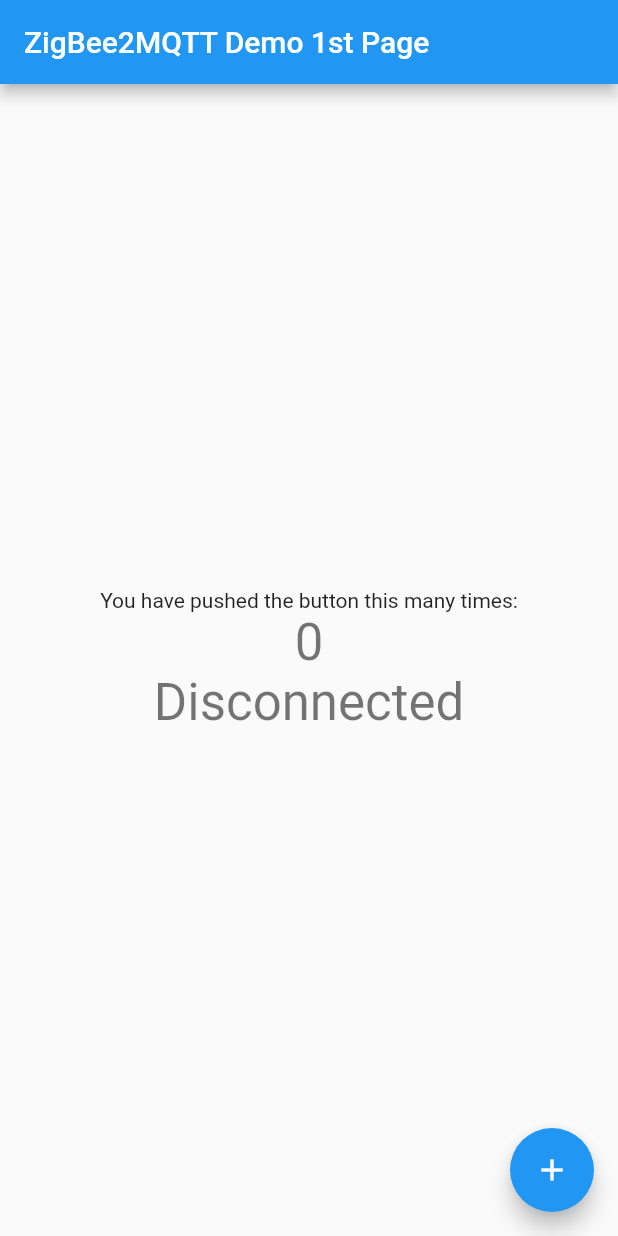
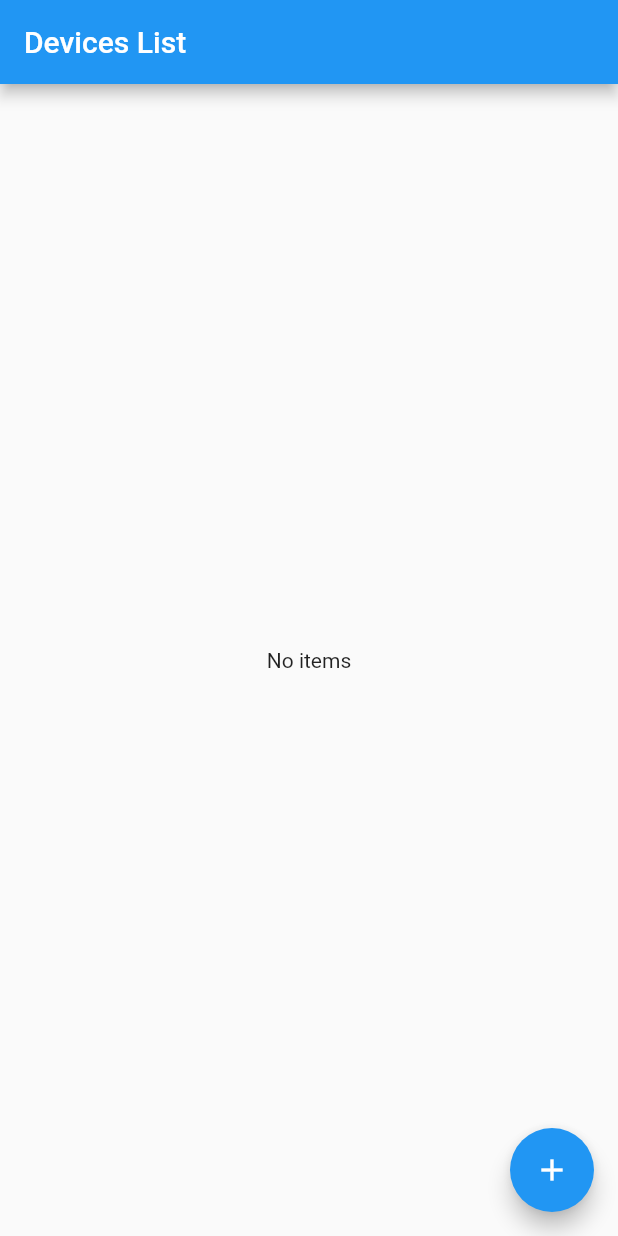
Before and after one commit to ysimonx/ZigBee2MQTT_Flutter, a Flutter app: the screen it shows after launch, on a phone screen of 412 x 824 dp. Run offline on Flutter 3.47's test engine with Material 2 defaults, Android fonts, the phone set to English and light mode, and no system bars; our stand-ins replace get_it; missing offline and left inert: mqtt_client.

Commit message:
devices list

```diff
--- a/lib/modules/core/managers/Zigbee2MQTTManager.dart
+++ b/lib/modules/core/managers/Zigbee2MQTTManager.dart
@@ -7,6 +7,8 @@ import 'MQTTManager.dart';
 
 class Zigbee2MQTTManager extends MQTTManager {
   HashMap _hmapDevices = HashMap<String, ZigBeeDevice>();
+
+  HashMap hmapDevices() => _hmapDevices;
 
   @override
   void onConnected() {
--- a/lib/modules/screens/myHomePage.dart
+++ b/lib/modules/screens/myHomePage.dart
@@ -1,3 +1,4 @@
+import 'dart:collection';
 import 'dart:io';
 
 import 'package:flutter/material.dart';
@@ -67,7 +68,7 @@ class _MyHomePageState extends State<MyHomePage> {
       }
     }
 
-    return Scaffold(
+    /* return Scaffold(
       appBar: AppBar(
         title: Text(widget.title),
       ),
@@ -90,6 +91,28 @@ class _MyHomePageState extends State<MyHomePage> {
           ],
         ),
       ),
+      floatingActionButton: FloatingActionButton(
+        onPressed: _incrementCounter,
+        tooltip: 'Increment',
+        child: const Icon(Icons.add),
+      ), // This trailing comma makes auto-formatting nicer for build methods.
+    );
+    */
+    return Scaffold(
+      appBar: AppBar(title: const Text('Devices List')),
+      body: _manager.hmapDevices().isNotEmpty
+          ? ListView.builder(
+              itemCount: _manager.hmapDevices().length,
+              itemBuilder: (BuildContext context, int index) {
+                HashMap x = _manager.hmapDevices();
+                String key = x.keys.elementAt(index);
+                return ListTile(
+                  title: Text('Device :  ${key}'),
+                );
+              },
+            )
+          : const Center(child: Text('No items')),
+
       floatingActionButton: FloatingActionButton(
         onPressed: _incrementCounter,
         tooltip: 'Increment',
```
